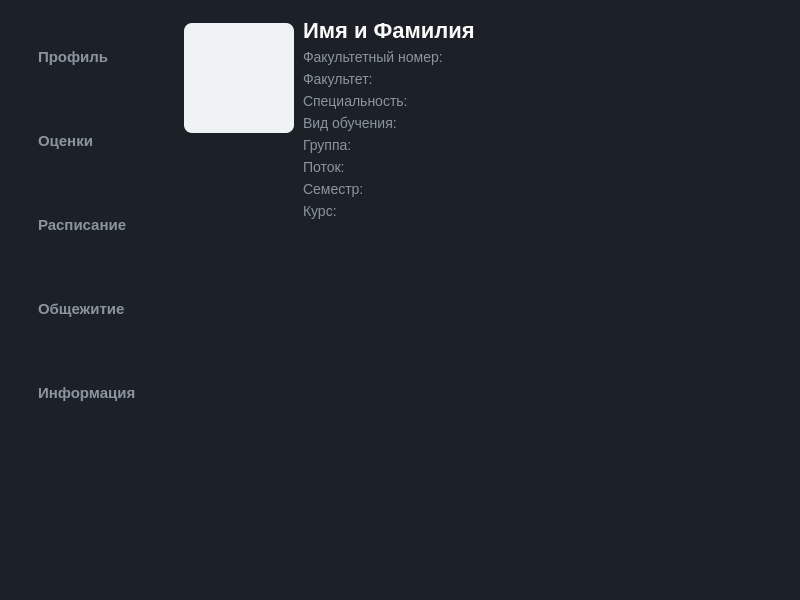
Before: the Qt Designer form frontend/dashboardwindow.ui in fomzzer/UniApp, drawn with Qt 5.
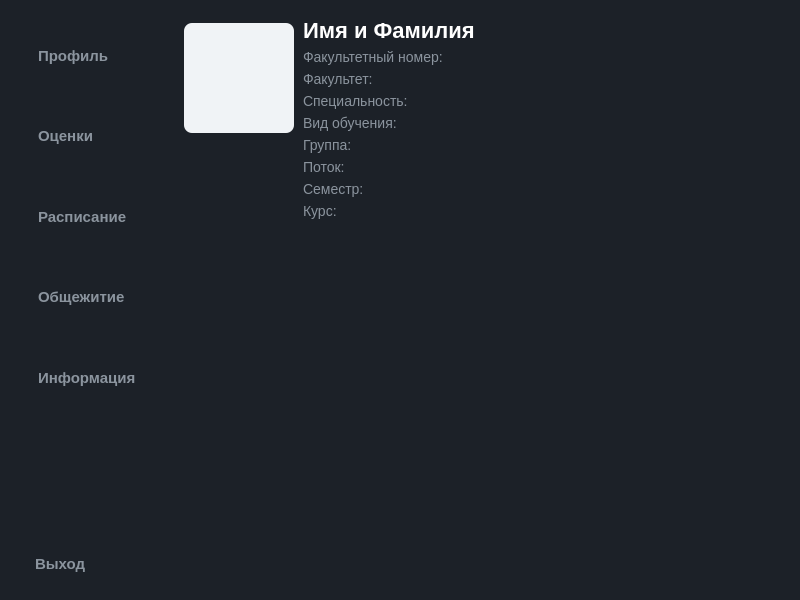
After: the same form once the commit is applied. Icons and pictures are not drawn.

Commit message: v0.9.1: Logout button, login window refactor (better quality of life)

Diff of the .ui file:
```diff
--- a/frontend/dashboardwindow.ui
+++ b/frontend/dashboardwindow.ui
@@ -42,6 +42,30 @@
     border-left: 4px solid #0056A4;
 }
 
+QPushButton#btn_logout {
+    background-color: transparent;
+    color: #8B949E;
+    border: 1px solid transparent;
+    border-radius: 8px;
+    padding: 8px 16px;
+    text-align: left;
+    font-family: &quot;Segoe UI&quot;, sans-serif;
+    font-size: 15px;
+    font-weight: bold;
+}
+
+QPushButton#btn_logout:hover {
+    background-color: rgba(239, 68, 68, 0.15);
+    color: #ef4444;
+    border: 1px solid rgba(239, 68, 68, 0.3);
+}
+
+QPushButton#btn_logout:pressed {
+    background-color: #dc2626;
+    color: white;
+    border: 1px solid #dc2626;
+}
+
 QTableWidget {
     background-color: #1C2128;
     color: #FFFFFF;
@@ -304,11 +328,18 @@
            <property name="sizeHint" stdset="0">
             <size>
              <width>20</width>
-             <height>150</height>
+             <height>125</height>
             </size>
            </property>
           </spacer>
          </item>
+         <item>
+          <widget class="QPushButton" name="btn_logout">
+           <property name="text">
+            <string>Выход</string>
+           </property>
+          </widget>
+         </item>
         </layout>
        </widget>
       </item>
```
Left out of the diff: 6 changed lines with no effect on the pictures. The commit also changes 6 other files.
